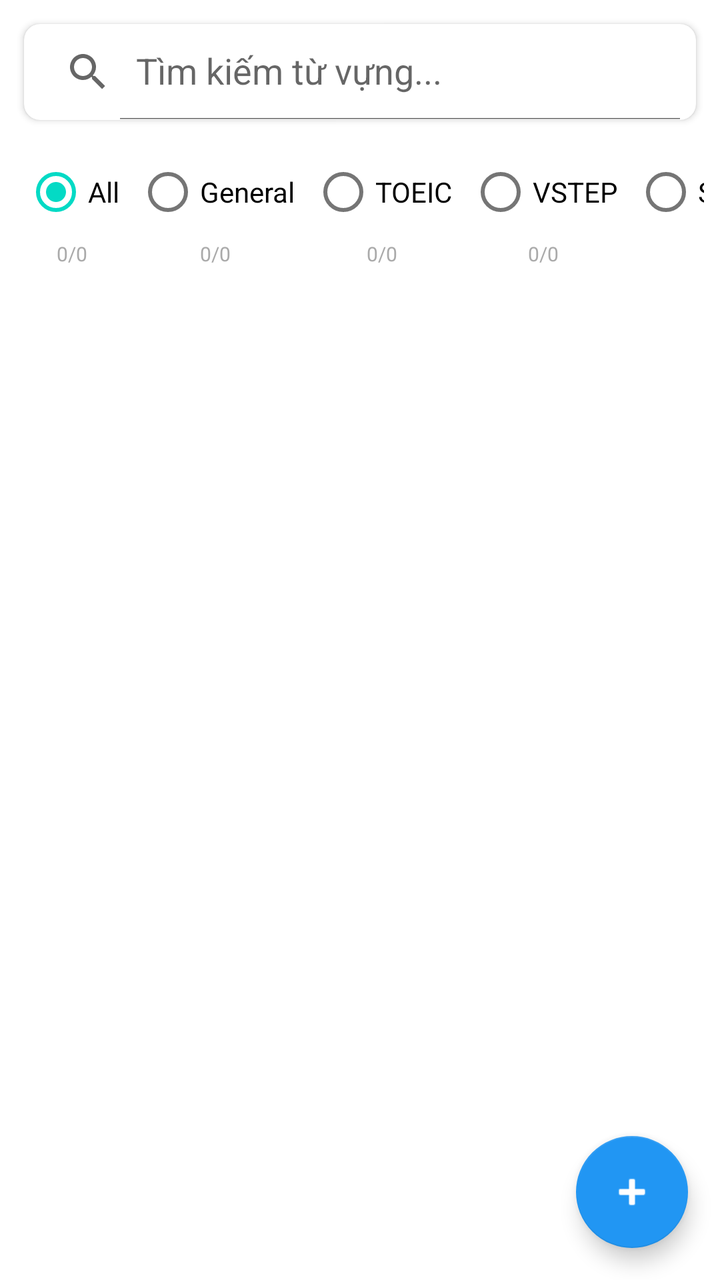
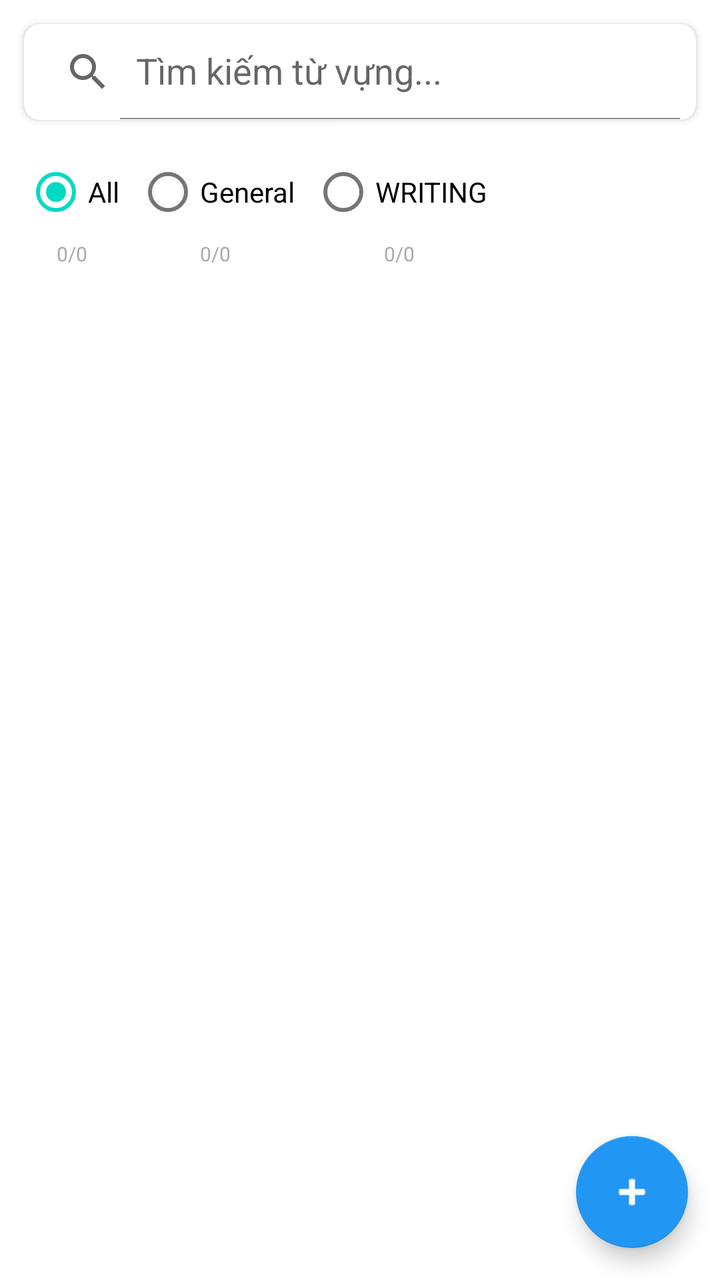

Screens rendered from an Android XML layout before and after an edit, with the pre-edit source and the edit as a unified diff.
<!-- AndroidManifest.xml: application theme Theme.SpecialEnglishLearningApp -->
<!-- res/layout/fragment_edit.xml -->
<?xml version="1.0" encoding="utf-8"?>
<androidx.coordinatorlayout.widget.CoordinatorLayout xmlns:android="http://schemas.android.com/apk/res/android"
    xmlns:app="http://schemas.android.com/apk/res-auto"
    android:layout_width="match_parent"
    android:layout_height="match_parent">

    <LinearLayout
        android:layout_width="match_parent"
        android:layout_height="match_parent"
        android:orientation="vertical">

        
        <com.google.android.material.card.MaterialCardView
            android:layout_width="match_parent"
            android:layout_height="wrap_content"
            android:layout_margin="12dp"
            app:cardElevation="2dp"
            app:cardCornerRadius="8dp">

            <androidx.appcompat.widget.SearchView
                android:id="@+id/searchView"
                android:layout_width="match_parent"
                android:layout_height="wrap_content"
                app:queryHint="Tìm kiếm từ vựng..."
                app:iconifiedByDefault="false"
                app:closeIcon="@android:drawable/ic_menu_close_clear_cancel"
                android:background="@android:color/transparent" />

        </com.google.android.material.card.MaterialCardView>

        
        <HorizontalScrollView
            android:layout_width="match_parent"
            android:layout_height="wrap_content"
            android:scrollbars="none"
            android:layout_marginStart="8dp"
            android:layout_marginEnd="8dp"
            android:layout_marginBottom="8dp">

            <RadioGroup
                android:id="@+id/radioGroupCategoryFilter"
                android:layout_width="wrap_content"
                android:layout_height="wrap_content"
                android:orientation="horizontal"
                android:gravity="center">

                <LinearLayout
                    android:layout_width="wrap_content"
                    android:layout_height="wrap_content"
                    android:orientation="vertical"
                    android:gravity="center"
                    android:paddingHorizontal="4dp">
                    <RadioButton
                        android:id="@+id/radioFilterAll"
                        android:layout_width="wrap_content"
                        android:layout_height="wrap_content"
                        android:text="All"
                        android:checked="true" />
                    <TextView
                        android:id="@+id/textStatsAll"
                        android:layout_width="wrap_content"
                        android:layout_height="wrap_content"
                        android:text="0/0"
                        android:textSize="10sp"
                        android:textColor="@android:color/darker_gray" />
                </LinearLayout>

                <LinearLayout
                    android:layout_width="wrap_content"
                    android:layout_height="wrap_content"
                    android:orientation="vertical"
                    android:gravity="center"
                    android:paddingHorizontal="4dp">
                    <RadioButton
                        android:id="@+id/radioFilterGeneral"
                        android:layout_width="wrap_content"
                        android:layout_height="wrap_content"
                        android:text="General" />
                    <TextView
                        android:id="@+id/textStatsGeneral"
                        android:layout_width="wrap_content"
                        android:layout_height="wrap_content"
                        android:text="0/0"
                        android:textSize="10sp"
                        android:textColor="@android:color/darker_gray" />
                </LinearLayout>

                <LinearLayout
                    android:layout_width="wrap_content"
                    android:layout_height="wrap_content"
                    android:orientation="vertical"
                    android:gravity="center"
                    android:paddingHorizontal="4dp">
                    <RadioButton
                        android:id="@+id/radioFilterToeic"
                        android:layout_width="wrap_content"
                        android:layout_height="wrap_content"
                        android:text="TOEIC" />
                    <TextView
                        android:id="@+id/textStatsToeic"
                        android:layout_width="wrap_content"
                        android:layout_height="wrap_content"
                        android:text="0/0"
                        android:textSize="10sp"
                        android:textColor="@android:color/darker_gray" />
                </LinearLayout>

                <LinearLayout
                    android:layout_width="wrap_content"
                    android:layout_height="wrap_content"
                    android:orientation="vertical"
                    android:gravity="center"
                    android:paddingHorizontal="4dp">
                    <RadioButton
                        android:id="@+id/radioFilterVstep"
                        android:layout_width="wrap_content"
                        android:layout_height="wrap_content"
                        android:text="VSTEP" />
                    <TextView
                        android:id="@+id/textStatsVstep"
                        android:layout_width="wrap_content"
                        android:layout_height="wrap_content"
                        android:text="0/0"
                        android:textSize="10sp"
                        android:textColor="@android:color/darker_gray" />
                </LinearLayout>

                <LinearLayout
                    android:layout_width="wrap_content"
                    android:layout_height="wrap_content"
                    android:orientation="vertical"
                    android:gravity="center"
                    android:paddingHorizontal="4dp">
                    <RadioButton
                        android:id="@+id/radioFilterSpeaking"
                        android:layout_width="wrap_content"
                        android:layout_height="wrap_content"
                        android:text="SPEAKING" />
                    <TextView
                        android:id="@+id/textStatsSpeaking"
                        android:layout_width="wrap_content"
                        android:layout_height="wrap_content"
                        android:text="0/0"
                        android:textSize="10sp"
                        android:textColor="@android:color/darker_gray" />
                </LinearLayout>

                <LinearLayout
                    android:layout_width="wrap_content"
                    android:layout_height="wrap_content"
                    android:orientation="vertical"
                    android:gravity="center"
                    android:paddingHorizontal="4dp">
                    <RadioButton
                        android:id="@+id/radioFilterWriting"
                        android:layout_width="wrap_content"
                        android:layout_height="wrap_content"
                        android:text="WRITING" />
                    <TextView
                        android:id="@+id/textStatsWriting"
                        android:layout_width="wrap_content"
                        android:layout_height="wrap_content"
                        android:text="0/0"
                        android:textSize="10sp"
                        android:textColor="@android:color/darker_gray" />
                </LinearLayout>

            </RadioGroup>

        </HorizontalScrollView>

        
        <androidx.recyclerview.widget.RecyclerView
            android:id="@+id/recyclerViewVocabularies"
            android:layout_width="match_parent"
            android:layout_height="0dp"
            android:layout_weight="1"
            android:padding="12dp"
            android:clipToPadding="false" />

    </LinearLayout>

    <com.google.android.material.floatingactionbutton.FloatingActionButton
        android:id="@+id/fabAddVocabulary"
        android:layout_width="wrap_content"
        android:layout_height="wrap_content"
        android:layout_gravity="bottom|end"
        android:layout_margin="16dp"
        android:src="@android:drawable/ic_input_add"
        app:backgroundTint="@color/blue_500"
        app:tint="@android:color/white" />

</androidx.coordinatorlayout.widget.CoordinatorLayout>
<!-- resources referenced by this layout -->
<resources>
  <color name="blue_500">#FF2196F3</color>
  <style name="Theme.SpecialEnglishLearningApp" parent="Theme.MaterialComponents.DayNight.DarkActionBar">
          
          <item name="colorPrimary">@color/purple_500</item>
          <item name="colorPrimaryVariant">@color/purple_700</item>
          <item name="colorOnPrimary">@color/white</item>
          
          <item name="colorSecondary">@color/teal_200</item>
          <item name="colorSecondaryVariant">@color/teal_700</item>
          <item name="colorOnSecondary">@color/black</item>
          
          <item name="android:statusBarColor">?attr/colorPrimaryVariant</item>
          
      </style>
  <color name="purple_500">#FF6200EE</color>
  <color name="purple_700">#FF3700B3</color>
  <color name="white">#FFFFFFFF</color>
  <color name="teal_200">#FF03DAC5</color>
  <color name="teal_700">#FF018786</color>
  <color name="black">#FF000000</color>
</resources>

<!-- the commit's change to res/layout/fragment_edit.xml (unified diff, before → after) -->
@@ -92,66 +92,6 @@
                     android:gravity="center"
                     android:paddingHorizontal="4dp">
                     <RadioButton
-                        android:id="@+id/radioFilterToeic"
-                        android:layout_width="wrap_content"
-                        android:layout_height="wrap_content"
-                        android:text="TOEIC" />
-                    <TextView
-                        android:id="@+id/textStatsToeic"
-                        android:layout_width="wrap_content"
-                        android:layout_height="wrap_content"
-                        android:text="0/0"
-                        android:textSize="10sp"
-                        android:textColor="@android:color/darker_gray" />
-                </LinearLayout>
-
-                <LinearLayout
-                    android:layout_width="wrap_content"
-                    android:layout_height="wrap_content"
-                    android:orientation="vertical"
-                    android:gravity="center"
-                    android:paddingHorizontal="4dp">
-                    <RadioButton
-                        android:id="@+id/radioFilterVstep"
-                        android:layout_width="wrap_content"
-                        android:layout_height="wrap_content"
-                        android:text="VSTEP" />
-                    <TextView
-                        android:id="@+id/textStatsVstep"
-                        android:layout_width="wrap_content"
-                        android:layout_height="wrap_content"
-                        android:text="0/0"
-                        android:textSize="10sp"
-                        android:textColor="@android:color/darker_gray" />
-                </LinearLayout>
-
-                <LinearLayout
-                    android:layout_width="wrap_content"
-                    android:layout_height="wrap_content"
-                    android:orientation="vertical"
-                    android:gravity="center"
-                    android:paddingHorizontal="4dp">
-                    <RadioButton
-                        android:id="@+id/radioFilterSpeaking"
-                        android:layout_width="wrap_content"
-                        android:layout_height="wrap_content"
-                        android:text="SPEAKING" />
-                    <TextView
-                        android:id="@+id/textStatsSpeaking"
-                        android:layout_width="wrap_content"
-                        android:layout_height="wrap_content"
-                        android:text="0/0"
-                        android:textSize="10sp"
-                        android:textColor="@android:color/darker_gray" />
-                </LinearLayout>
-
-                <LinearLayout
-                    android:layout_width="wrap_content"
-                    android:layout_height="wrap_content"
-                    android:orientation="vertical"
-                    android:gravity="center"
-                    android:paddingHorizontal="4dp">
-                    <RadioButton
                         android:id="@+id/radioFilterWriting"
                         android:layout_width="wrap_content"
                         android:layout_height="wrap_content"
